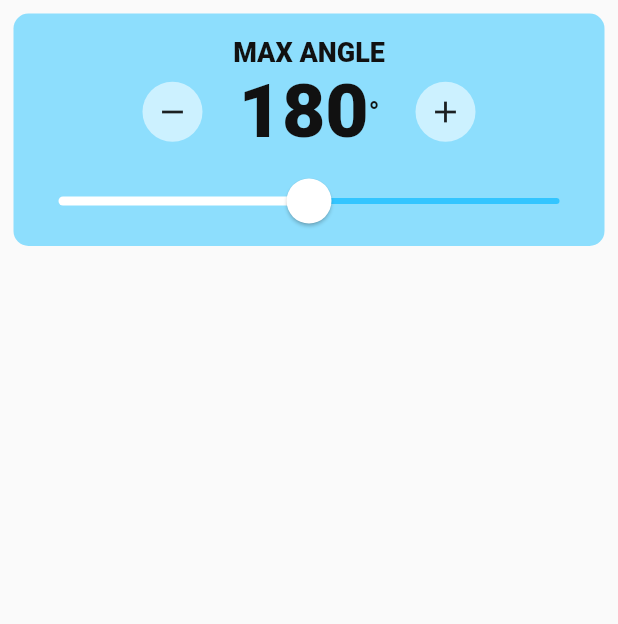
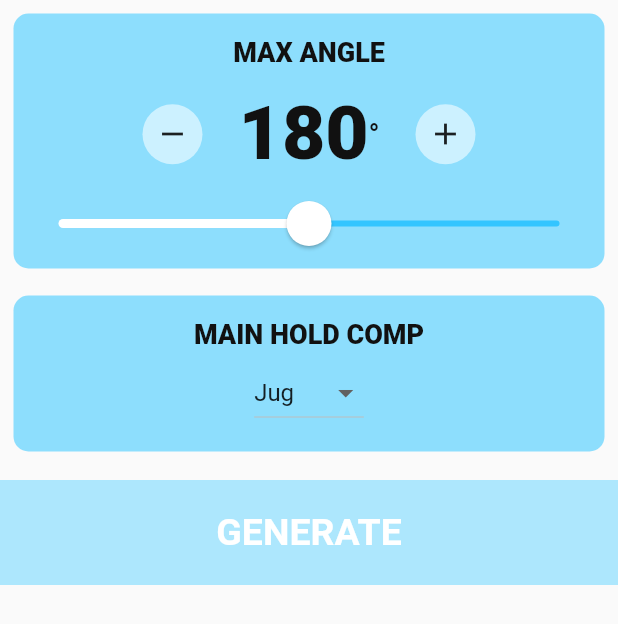
Before and after one commit to warpaltarpers/climb-grader, a Flutter app: the FormPage screen opened by its route, on a phone screen of 412 x 824 dp. Shown: the top 624 px of the screen. Run offline on Flutter 3.47's test engine with Material 2 defaults, Android fonts, the phone set to English and light mode, and no system bars; our stand-ins replace flutter_icons, google_fonts.

Commit message:
Finish prototype form and routing

```diff
--- /dev/null
+++ b/lib/components/bottom_button.dart
@@ -0,0 +1,37 @@
+import 'package:flutter/material.dart';
+import 'constants.dart';
+
+class BottomButton extends StatelessWidget {
+
+  BottomButton({@required this.onTap, @required this.buttonTitle});
+
+  final Function onTap;
+  final String buttonTitle;
+
+  @override
+  Widget build(BuildContext context) {
+    return GestureDetector(
+      onTap: onTap,
+      child: Container(
+        color: kInactiveCardColor,
+        margin: EdgeInsets.only(top: 10.0),
+        padding: EdgeInsets.all(8.0),
+        width: double.infinity,
+        height: 70.0,
+        child: Column(
+          mainAxisAlignment: MainAxisAlignment.center,
+          children: <Widget>[
+            Text(
+              buttonTitle,
+              style: TextStyle(
+                color: Colors.white,
+                fontSize: 25.0,
+                fontWeight: FontWeight.bold,
+              ),
+            ),
+          ],
+        ),
+      ),
+    );
+  }
+}
--- /dev/null
+++ b/lib/components/climbing_enums.dart
@@ -0,0 +1,73 @@
+import 'package:flutter/material.dart';
+
+enum GradingSystem {
+  yosemite,
+  ewbank,
+  french,
+  hueco,
+  font,
+}
+
+List<DropdownMenuItem<String>> systems = [
+  DropdownMenuItem(
+    value: 'Yosemite',
+    child: Text('Yosemite'),
+  ),
+  DropdownMenuItem(
+    value: 'Ewbank',
+    child: Text('Ewbank'),
+  ),
+  DropdownMenuItem(
+    value: 'French',
+    child: Text('French'),
+  ),
+  DropdownMenuItem(
+    value: 'Hueco (V)',
+    child: Text('Hueco (V)'),
+  ),
+  DropdownMenuItem(
+    value: 'Font',
+    child: Text('Font'),
+  ),
+];
+
+enum Holds {
+  jug,
+  edge,
+  crimp,
+  pinch,
+  sloper,
+  pocket,
+  flake,
+}
+
+List<DropdownMenuItem<String>> holds = [
+  DropdownMenuItem(
+    value: 'Jug',
+    child: Text('Jug'),
+  ),
+  DropdownMenuItem(
+    value: 'Edge',
+    child: Text('Edge'),
+  ),
+  DropdownMenuItem(
+    value: 'Crimp',
+    child: Text('Crimp'),
+  ),
+  DropdownMenuItem(
+    value: 'Pinch',
+    child: Text('Pinch'),
+  ),
+  DropdownMenuItem(
+    value: 'Sloper',
+    child: Text('Sloper'),
+  ),
+  DropdownMenuItem(
+    value: 'Pocket',
+    child: Text('Pocket'),
+  ),
+  DropdownMenuItem(
+    value: 'Flake',
+    child: Text('Flake'),
+  ),
+];
--- a/lib/components/systems.dart
+++ /dev/null
@@ -1,32 +0,0 @@
-import 'package:flutter/material.dart';
-
-enum GradingSystem {
-  yosemite,
-  ewbank,
-  french,
-  hueco,
-  font,
-}
-
-List<DropdownMenuItem<String>> systems = [
-  DropdownMenuItem(
-    value: 'Yosemite',
-    child: Text('Yosemite'),
-  ),
-  DropdownMenuItem(
-    value: 'Ewbank',
-    child: Text('Ewbank'),
-  ),
-  DropdownMenuItem(
-    value: 'French',
-    child: Text('French'),
-  ),
-  DropdownMenuItem(
-    value: 'Hueco (V)',
-    child: Text('Hueco (V)'),
-  ),
-  DropdownMenuItem(
-    value: 'Font',
-    child: Text('Font'),
-  ),
-];
--- a/lib/screens/form.dart
+++ b/lib/screens/form.dart
@@ -1,7 +1,9 @@
+import 'package:climb_grader/components/bottom_button.dart';
 import 'package:climb_grader/components/reusable_card.dart';
+import 'package:climb_grader/screens/results.dart';
 import 'package:flutter/material.dart';
 import 'package:flutter/cupertino.dart';
-import '../components/systems.dart';
+import '../components/climbing_enums.dart';
 import '../components/constants.dart';
 import '../components/round_icon_button.dart';
 import 'dart:io' show Platform;
@@ -17,6 +19,7 @@ class FormPage extends StatefulWidget {
 
 class _FormPageState extends State<FormPage> {
   int maxAngle = 180;
+  String mainHoldComp = 'Jug';
 
   @override
   Widget build(BuildContext context) {
@@ -32,7 +35,7 @@ class _FormPageState extends State<FormPage> {
                   cardChild: Column(
                     children: <Widget>[
                       Padding(
-                        padding: const EdgeInsets.only(top: 15.0),
+                        padding: const EdgeInsets.only(top: 15.0, bottom: 15.0),
                         child: Text(
                           'MAX ANGLE',
                           style: kLabelTextStyle,
@@ -102,6 +105,35 @@ class _FormPageState extends State<FormPage> {
                     ],
                   ),
                 ),
+                ReusableCard(
+                  cardColor: kActiveCardColor,
+                  cardChild: Center(
+                    child: Padding(
+                      padding: const EdgeInsets.all(15.0),
+                      child: Column(
+                        children: <Widget>[
+                          Text('MAIN HOLD COMP', style: kLabelTextStyle),
+                          SizedBox(height: 5.0),
+                          DropdownButton<String>(
+                            items: holds,
+                            onChanged: (String newValue) {
+                              setState(() {
+                                mainHoldComp = newValue;
+                              });
+                            },
+                            value: mainHoldComp,
+                          ),
+                        ],
+                      ),
+                    ),
+                  ),
+                ),
+                BottomButton(
+                  onTap: () {
+                    Navigator.pushNamed(context, '/results');
+                  },
+                  buttonTitle: 'GENERATE',
+                )
               ],
             ),
           ),
--- a/lib/screens/start_screen.dart
+++ b/lib/screens/start_screen.dart
@@ -2,7 +2,7 @@ import 'package:climb_grader/screens/form.dart';
 import 'package:flutter/material.dart';
 import 'package:google_fonts/google_fonts.dart';
 import 'package:flutter_icons/flutter_icons.dart';
-import '../components/systems.dart' as sys;
+import '../components/climbing_enums.dart' as sys;
 import '../components/functions.dart';
 
 class Start extends StatefulWidget {
```
Also changed, not shown: lib/components/functions.dart (+31 -1 lines), lib/screens/results.dart (+15 -8 lines).
